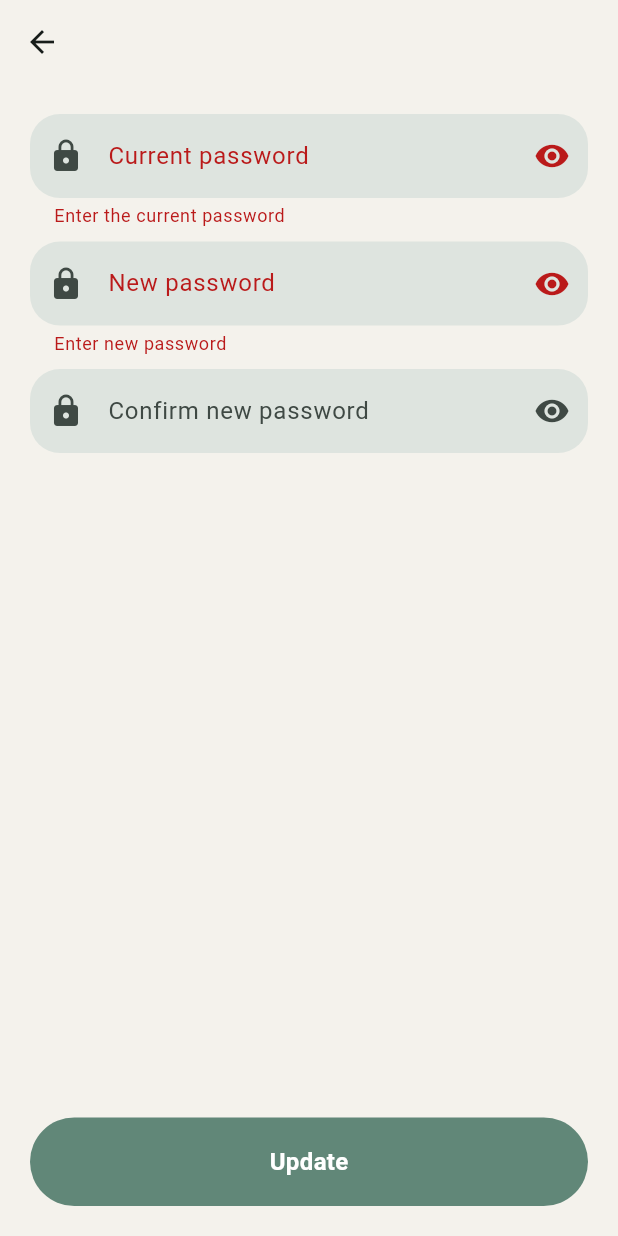
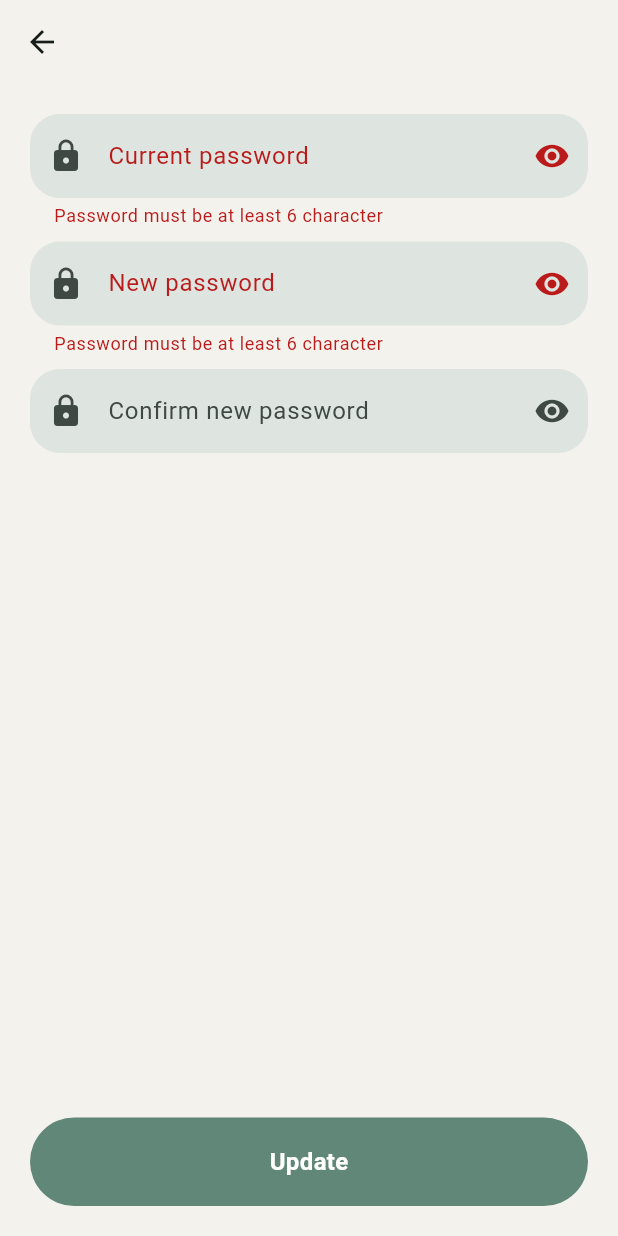
Before and after one commit to MinaYasser100/shop-iti-app, a Flutter app: the UpdatePasswordPage screen opened by its route, after a tap on "Update", on a phone screen of 412 x 824 dp. Run offline on Flutter 3.47's test engine with Material 3 defaults, Android fonts, the light colour scheme and no system bars; our stand-ins replace carousel_slider, connectivity_plus, dio, equatable, flutter_bloc, font_awesome_flutter and 4 more; accounts and stored records are empty.

Commit message:
- some updates to the files

```diff
--- a/lib/main.dart
+++ b/lib/main.dart
@@ -17,15 +17,12 @@ import 'features/layout/presentation/views/widgets/shop/presentation/manager/sho
 late final bool _showOnboarding;
 late final String _initialRoute;
 late final BaseUserState _initialUserState;
-// TODO : check error handling.
-// TODO : make appbar transparent.
 void main() async {
   DioApi.initDio();
 
   await HiveHelper.init();
   // await HiveHelper.resetOnboarding(); // uncomment to force show onboarding screen
   _showOnboarding = await HiveHelper.canShowOnboarding();
-  // await HiveHelper.updateToken(""); // uncomment to delete the saved token
   ConstantComponents.token = HiveHelper.getToken() ?? "";
   _initialUserState = await _checkTokenLogic();
   _initialRoute = _getInitialRoute();
--- a/lib/user_handling/error_handling/model_errors.dart
+++ /dev/null
@@ -1,5 +0,0 @@
-import 'package:shop_iti_app/user_handling/error_handling/base_error.dart';
-
-class UserError extends BaseError{
-  const UserError() : super("Malformed user data!");
-}
--- a/lib/user_handling/models/request_models.dart
+++ b/lib/user_handling/models/request_models.dart
@@ -13,8 +13,8 @@ class LoginCredintials with Jsonable, EquatableMixin{
     required this.email,
     this.password,
   }) :
-    assert(password == null ? true : FieldCheck.password(password)),
-    assert(FieldCheck.email(email));
+    assert(password == null ? true : (FieldCheck.password(password) == null)),
+    assert(FieldCheck.email(email) == null);
 
   factory LoginCredintials.create({
     required String email,
@@ -77,7 +77,7 @@ class ChangePasswordRequest with Jsonable{
     required this.currentPassword,
     required this.newPassword,
   }) :
-    assert(FieldCheck.password(currentPassword) && FieldCheck.password(newPassword));
+    assert(FieldCheck.password(currentPassword) == null && FieldCheck.password(newPassword) == null);
 
   @override
   JSON toJson() => {
--- a/lib/user_handling/models/user_models.dart
+++ b/lib/user_handling/models/user_models.dart
@@ -18,8 +18,8 @@ abstract class BaseUser with Jsonable, EquatableMixin{
     String? password,
     required this.phoneNum,
   }) :
-    assert(FieldCheck.name(name)),
-    assert(FieldCheck.phoneNum(phoneNum)),
+    assert(FieldCheck.name(name) == null),
+    assert(FieldCheck.phoneNum(phoneNum) == null),
     name = name.trim().replaceAll(RegExp(r"\s+")," "),
     _credintials = LoginCredintials(email: email, password: password,);
 
--- a/lib/user_handling/ui/pages/login_page.dart
+++ b/lib/user_handling/ui/pages/login_page.dart
@@ -56,18 +56,14 @@ class _LoginPageState extends State<LoginPage> {
                     title: "Email Address",
                     controller: _emailController,
                     prefixIcon: const Icon(Icons.email),
-                    validator: (v) => FieldCheck.email(v ?? "")
-                      ? null
-                      : "Enter a correct email",
+                    validator: (v) => FieldCheck.email(v ?? ""),
                   ),
                   CustomTextFormField(
                     title: "Password",
                     controller: _passController,
                     prefixIcon: const Icon(Icons.lock),
                     isPassField: true,
-                    validator: (v) => FieldCheck.password(v ?? "")
-                      ? null
-                      : "Enter a password",
+                    validator: (v) => FieldCheck.password(v ?? ""),
                   ),
                   Center(child: _rememberMeAndForgetPass()),
                   const SizedBox(height: 20,),
--- a/lib/user_handling/ui/pages/register_page.dart
+++ b/lib/user_handling/ui/pages/register_page.dart
@@ -45,6 +45,8 @@ class _RegisterPageState extends State<RegisterPage> {
     return Scaffold(
       appBar: AppBar(
         backgroundColor: Colors.transparent,
+        shadowColor: Colors.transparent,
+        surfaceTintColor: Colors.transparent,
       ),
       body: BlocListener<UserCubit, BaseUserState>(
         listener: userCubitListner,
@@ -87,34 +89,26 @@ class _RegisterPageState extends State<RegisterPage> {
                       title: "Name",
                       controller: _nameController,
                       prefixIcon: const Icon(Icons.person),
-                      validator: (v) => FieldCheck.name(v ?? "")
-                          ? null
-                          : "Enter a correct name",
+                      validator: (v) => FieldCheck.name(v ?? ""),
                     ),
                     CustomTextFormField(
                       title: "Phone number",
                       controller: _phoneNumController,
                       prefixIcon: const Icon(Icons.phone),
-                      validator: (v) => FieldCheck.phoneNum(v ?? "")
-                          ? null
-                          : "Enter a correct phone number",
+                      validator: (v) => FieldCheck.phoneNum(v ?? ""),
                     ),
                     CustomTextFormField(
                       title: "Email Address",
                       controller: _emailController,
                       prefixIcon: const Icon(Icons.email),
-                      validator: (v) => FieldCheck.email(v ?? "")
-                          ? null
-                          : "Enter a correct email",
+                      validator: (v) => FieldCheck.email(v ?? ""),
                     ),
                     CustomTextFormField(
                       title: "Password",
                       controller: _passController,
                       prefixIcon: const Icon(Icons.lock),
                       isPassField: true,
-                      validator: (v) => FieldCheck.password(v ?? "")
-                          ? null
-                          : "Enter a password",
+                      validator: (v) => FieldCheck.password(v ?? ""),
                     ),
                     CustomTextFormField(
                       title: "Confirm password",
--- a/lib/user_handling/ui/pages/settings/profile_data_page.dart
+++ b/lib/user_handling/ui/pages/settings/profile_data_page.dart
@@ -83,7 +83,9 @@ class _ProfileDataPageState extends State<ProfileDataPage> {
       },
       child: Scaffold(
         appBar: AppBar(
-          backgroundColor: Colors.transparent,
+                  backgroundColor: Colors.transparent,
+        shadowColor: Colors.transparent,
+        surfaceTintColor: Colors.transparent,
         ),
         body: BlocListener<UserCubit, BaseUserState>(
           listener: (context, state) {
@@ -110,27 +112,21 @@ class _ProfileDataPageState extends State<ProfileDataPage> {
                     title: "Name",
                     controller: _nameController,
                     prefixIcon: const Icon(Icons.person),
-                    validator: (v) => FieldCheck.name(v ?? "")
-                        ? null
-                        : "Enter a correct name",
+                    validator: (v) => FieldCheck.name(v ?? ""),
                     readOnly: !_updateMode,
                   ),
                   CustomTextFormField(
                     title: "Phone number",
                     controller: _phoneNumController,
                     prefixIcon: const Icon(Icons.phone),
-                    validator: (v) => FieldCheck.phoneNum(v ?? "")
-                        ? null
-                        : "Enter a correct phone number",
+                    validator: (v) => FieldCheck.phoneNum(v ?? ""),
                     readOnly: !_updateMode,
                   ),
                   CustomTextFormField(
                     title: "Email Address",
                     controller: _emailController,
                     prefixIcon: const Icon(Icons.email),
-                    validator: (v) => FieldCheck.email(v ?? "")
-                        ? null
-                        : "Enter a correct email",
+                    validator: (v) => FieldCheck.email(v ?? ""),
                     readOnly: !_updateMode,
                   ),
                   const Spacer(),
--- a/lib/user_handling/ui/pages/settings/update_pass_page.dart
+++ b/lib/user_handling/ui/pages/settings/update_pass_page.dart
@@ -39,6 +39,8 @@ class _UpdatePasswordPageState extends State<UpdatePasswordPage> {
     return Scaffold(
       appBar: AppBar(
         backgroundColor: Colors.transparent,
+        shadowColor: Colors.transparent,
+        surfaceTintColor: Colors.transparent,
       ),
       body: BlocListener<UserCubit, BaseUserState>(
         listener: userCubitListner,
@@ -54,18 +56,14 @@ class _UpdatePasswordPageState extends State<UpdatePasswordPage> {
                   controller: _currentPassController,
                   prefixIcon: const Icon(Icons.lock),
                   isPassField: true,
-                  validator: (v) => FieldCheck.password(v ?? "")
-                      ? null
-                      : "Enter the current password",
+                  validator: (v) => FieldCheck.password(v ?? ""),
                 ),
                 CustomTextFormField(
                   title: "New password",
                   controller: _newPassController,
                   prefixIcon: const Icon(Icons.lock),
                   isPassField: true,
-                  validator: (v) => FieldCheck.password(v ?? "")
-                      ? null
-                      : "Enter new password",
+                  validator: (v) => FieldCheck.password(v ?? ""),
                 ),
                 CustomTextFormField(
                   title: "Confirm new password",
--- a/lib/user_handling/utils/fields_checks.dart
+++ b/lib/user_handling/utils/fields_checks.dart
@@ -1,14 +1,16 @@
 abstract class FieldCheck{
   const FieldCheck._();
-  static bool email(String value) =>
-    RegExp(r"^[\w-\.]+@([\w-]+\.)+[\w-]{2,4}$").hasMatch(value);
+  static String? email(String value) =>
+    RegExp(r"^[\w-\.]+@([\w-]+\.)+[\w-]{2,4}$").hasMatch(value)
+    ? null
+    : "Enter a valid email";
 
-  static bool password(String value) =>
-    value.isNotEmpty;
+  static String? password(String value) =>
+    value.length > 5 ? null : "Password must be at least 6 character";
 
-  static bool name(String value) =>
-    value.trim().isNotEmpty;
+  static String? name(String value) =>
+    value.trim().isNotEmpty ? null : "Enter a valid name";
 
-  static bool phoneNum(String value) =>
-    value.trim().isNotEmpty && RegExp(r"^\+?[0-9]+$").hasMatch(value);
+  static String? phoneNum(String value) =>
+    RegExp(r"^\+?[0-9]+$").hasMatch(value) ? null : "Enter a valid phone number";
 }
```
Also changed, not shown: lib/user_handling/api/api_errors.dart (added, +11 -0 lines), lib/user_handling/api/user_api.dart (+33 -21 lines), lib/user_handling/error_handling/api_errors.dart (deleted, +0 -13 lines), lib/user_handling/error_handling/base_error.dart (deleted, +0 -7 lines), lib/user_handling/utils/utils.dart (+6 -9 lines).
